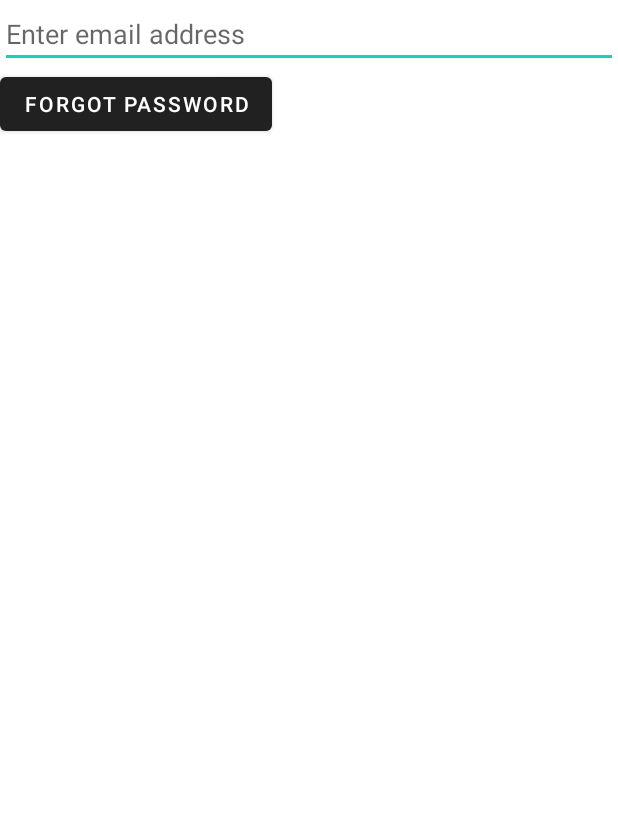
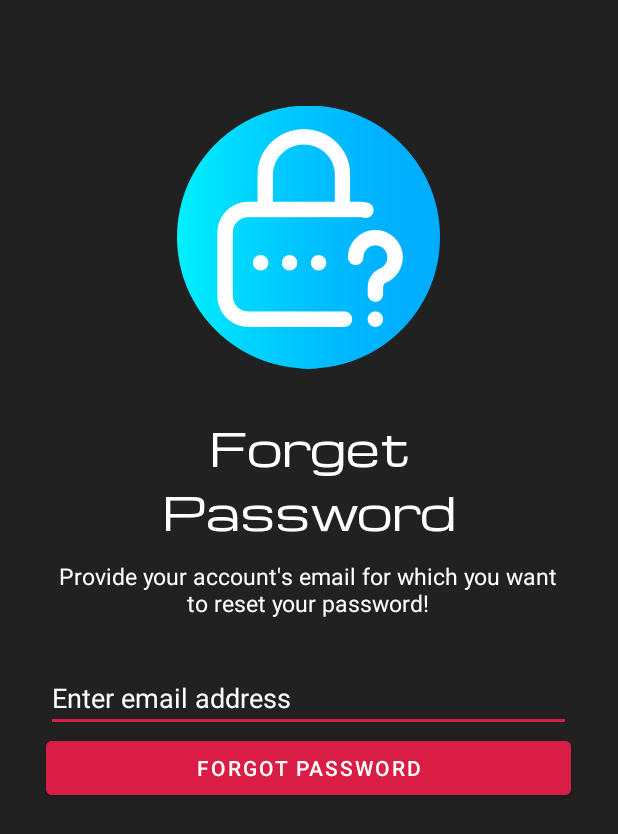
Before and after one commit to Shail-1231/College-Social-Main, an Android app: the ForgotPasswordActivity screen opened directly, with no data from a screen before it, on a phone screen of 412 x 824 dp. Shown: the top 834 px of the screen. Run offline under Robolectric (Android 15) with nearby library versions, the phone set to English and light mode, and no system bars; our stand-ins replace Firebase (no records; nobody signed in at launch, a user with empty details on screens opened directly).

Commit message:
updated forgot password page

```diff
--- a/app/src/main/res/layout/activity_forgot_password.xml
+++ b/app/src/main/res/layout/activity_forgot_password.xml
@@ -5,18 +5,54 @@
     android:layout_width="match_parent"
     android:layout_height="match_parent"
     tools:context=".ForgotPasswordActivity"
-    android:orientation="vertical">
+    android:orientation="vertical"
+    android:background="#212121"
+    android:layout_gravity="center">
+
+
+    <ImageView
+        android:id="@+id/forgotPass"
+        android:layout_width="175dp"
+        android:layout_height="316dp"
+        android:layout_gravity="center"
+        android:src="@drawable/padlock">
+
+    </ImageView>
+    <TextView
+        android:layout_width="wrap_content"
+        android:layout_height="wrap_content"
+        android:text="Forget              Password"
+        android:textSize="30dp"
+        android:gravity="center"
+        android:layout_marginTop="-50dp"
+        android:fontFamily="@font/michroma"/>
+    <TextView
+        android:layout_width="350dp"
+        android:layout_height="wrap_content"
+        android:text="Provide your account's email for which you want to reset your password!"
+        android:gravity="center"
+        android:layout_gravity="center"
+        android:textSize="15dp"
+        android:layout_marginTop="10dp"/>
 
     <EditText
-        android:layout_width="match_parent"
+        android:id="@+id/edt_forgot_password"
+        android:layout_width="350dp"
         android:layout_height="wrap_content"
         android:hint="Enter email address"
-        android:id="@+id/edt_forgot_password"/>
+        android:textColor="@color/white"
+        android:textColorHint="@color/white"
+        android:backgroundTint="@color/ic_launcher_background"
+        android:layout_marginTop="30dp"
+        android:gravity="start"
+        android:layout_gravity="center" />
 
     <Button
-        android:layout_width="wrap_content"
+        android:layout_width="350dp"
         android:layout_height="wrap_content"
         android:text="Forgot password"
-        android:id="@+id/btn_forgot_password"/>
+        android:backgroundTint="@color/ic_launcher_background"
+        android:id="@+id/btn_forgot_password"
+        android:layout_gravity="center"/>
 
 </LinearLayout>
```
Also changed, not shown: app/src/main/res/layout-v21/activity_login.xml (+8 -6 lines), app/src/main/res/layout/activity_login.xml (+8 -6 lines), app/src/main/res/drawable/padlock.png (added).
